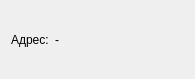
Old version of the form GUI/OWController/ds_other.ui in the repository igorf7/OWController.
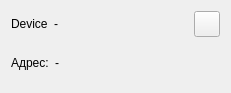
New version of the form. Icons and pictures are not drawn.

Diff of the .ui file:
```diff
--- a/GUI/OWController/ds_other.ui
+++ b/GUI/OWController/ds_other.ui
@@ -6,14 +6,68 @@
    <rect>
     <x>0</x>
     <y>0</y>
-    <width>195</width>
-    <height>79</height>
+    <width>231</width>
+    <height>93</height>
    </rect>
   </property>
   <property name="windowTitle">
    <string>Form</string>
   </property>
   <layout class="QVBoxLayout" name="verticalLayout">
+   <item>
+    <layout class="QHBoxLayout" name="horizontalLayout_2">
+     <item>
+      <widget class="QLabel" name="label_3">
+       <property name="text">
+        <string>Device</string>
+       </property>
+      </widget>
+     </item>
+     <item>
+      <widget class="QLabel" name="deviceIndexLabel">
+       <property name="text">
+        <string>-</string>
+       </property>
+      </widget>
+     </item>
+     <item>
+      <spacer name="horizontalSpacer_2">
+       <property name="orientation">
+        <enum>Qt::Horizontal</enum>
+       </property>
+       <property name="sizeHint" stdset="0">
+        <size>
+         <width>40</width>
+         <height>20</height>
+        </size>
+       </property>
+      </spacer>
+     </item>
+     <item>
+      <widget class="QPushButton" name="settingsPushButton">
+       <property name="minimumSize">
+        <size>
+         <width>0</width>
+         <height>26</height>
+        </size>
+       </property>
+       <property name="maximumSize">
+        <size>
+         <width>26</width>
+         <height>16777215</height>
+        </size>
+       </property>
+       <property name="text">
+        <string/>
+       </property>
+       <property name="icon">
+        <iconset resource="res.qrc">
+         <normaloff>:/images/settings.png</normaloff>:/images/settings.png</iconset>
+       </property>
+      </widget>
+     </item>
+    </layout>
+   </item>
    <item>
     <layout class="QHBoxLayout" name="horizontalLayout">
      <item>
```
Left out of the diff: 6 changed lines with no effect on the pictures.
